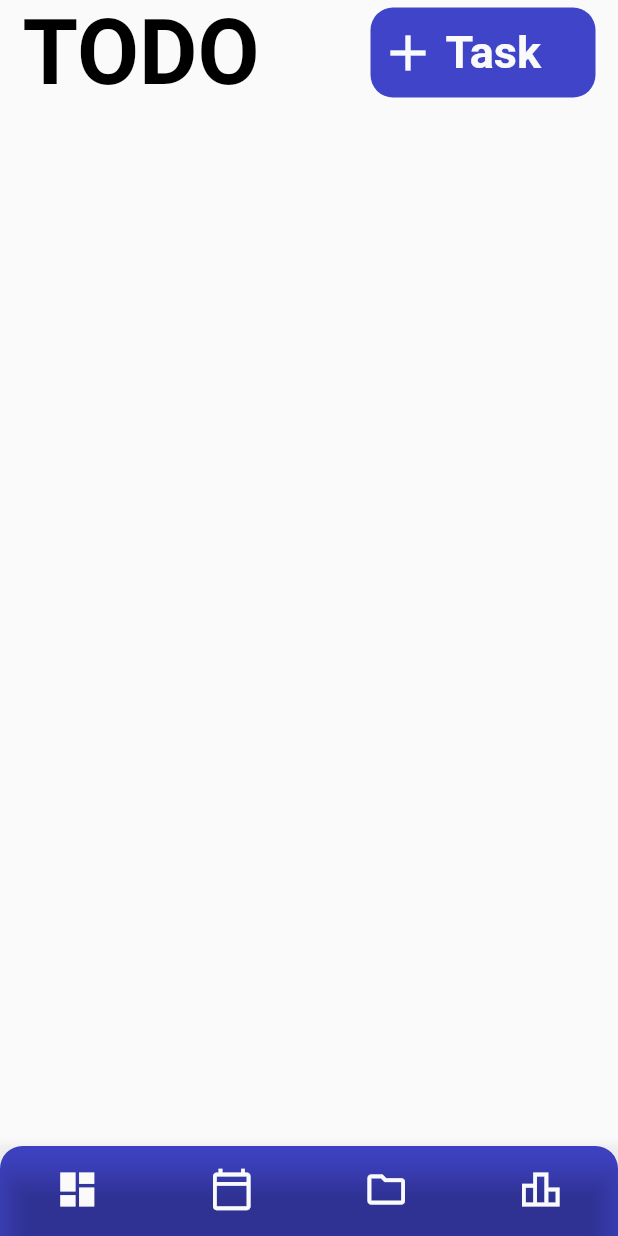
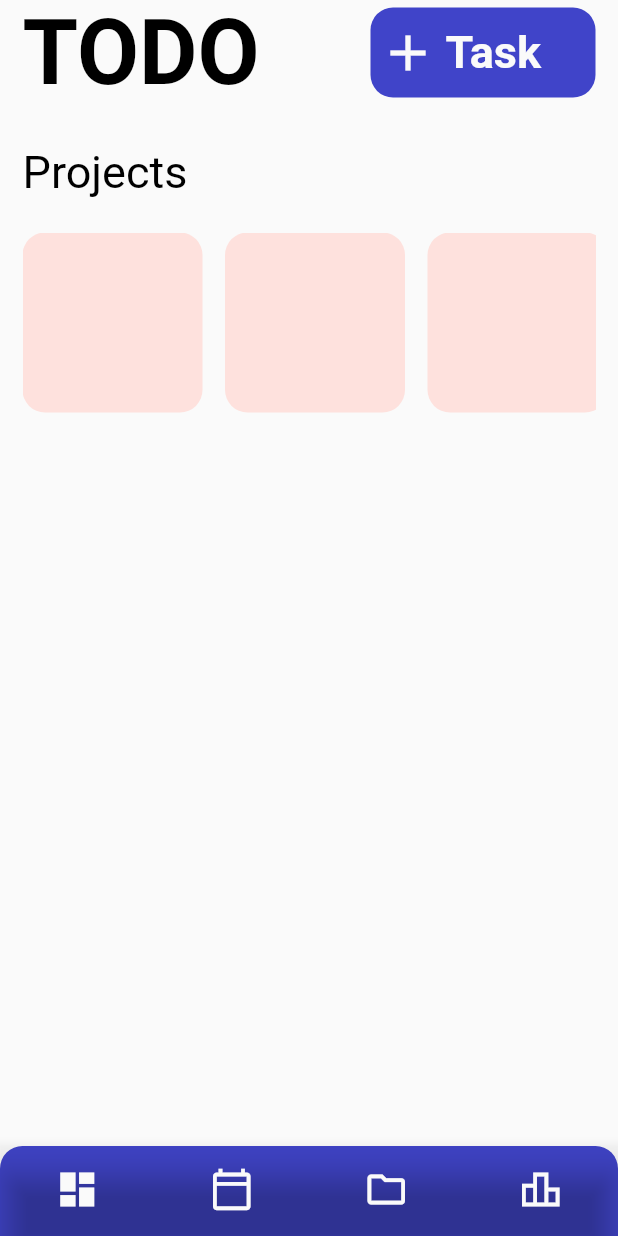
Before and after one commit to mstermigol/todo_app_2, a Flutter app: the screen it shows after launch, on a phone screen of 412 x 824 dp. Run offline on Flutter 3.47's test engine with Material 2 defaults, Android fonts, the phone set to English and light mode, and no system bars.

Commit message:
Implemented first sliver "Projects"

```diff
--- a/lib/screens/dashboard.dart
+++ b/lib/screens/dashboard.dart
@@ -24,7 +24,61 @@ class _DashboardState extends State<Dashboard> {
           slivers: [
             SliverToBoxAdapter(
               child: Container(
-
+                padding: EdgeInsets.symmetric(horizontal: referencia/2),
+                height: referencia*8,
+                child: Column(
+                  children: [
+                    SizedBox(
+                      height: referencia,
+                    ),
+                    Container(
+                      alignment: Alignment.centerLeft,
+                      height: referencia + 10,
+                      child: Text(
+                        "Projects",
+                        style: TextStyle(
+                          color: Colors.black,
+                          fontSize: referencia,
+                          fontWeight: FontWeight.w400,
+                        ),
+                      ),
+                    ),
+                    SizedBox(height: referencia/2),
+                    Container(
+                      height: referencia*4 + 10,
+                      alignment: Alignment.center,
+                      child: SizedBox(
+                        height: referencia*4,
+                        child: ListView.builder(
+                          itemCount: 5,
+                          scrollDirection: Axis.horizontal,
+                          itemBuilder: (context, index) {
+                            return Container(
+                              padding: const EdgeInsets.all(5.0),
+                              margin: EdgeInsets.only(right: referencia/2),
+                              width: referencia*4,
+                              decoration: BoxDecoration(
+                                borderRadius: BorderRadius.circular(15),
+                                color: PALETTE.lightSkin,
+                              ),
+                              child: Material(
+                                color: Colors.transparent,
+                                child: InkWell(
+                                  onTap: () {},
+                                  borderRadius: BorderRadius.circular(15),
+                                  splashColor: PALETTE.white.withOpacity(0.4),
+                                  child: Column(
+                                    //Falta codigo de proyecto
+                                  ),
+                                ),
+                              ),
+                            );
+                          }
+                          )
+                        ),
+                    )
+                  ],
+                ),
               )
             ),
           ],
@@ -45,7 +99,7 @@ class AppBarHome extends StatelessWidget {
   @override
   Widget build(BuildContext context) {
     return Padding(
-      padding: const EdgeInsets.symmetric(horizontal: 15),
+      padding: EdgeInsets.symmetric(horizontal: referencia/2),
       child: Row(
         mainAxisAlignment: MainAxisAlignment.spaceBetween,
         crossAxisAlignment: CrossAxisAlignment.end,
```
